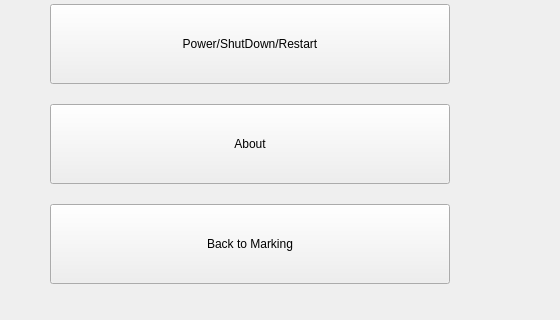
Old version of the form Greyform/Python_Application/UI_Design/setting.ui in the repository mokzhizhuan/GreyForm_UIs; both pictures show x 0 to 560 and y 476 to 796 of the 1168 by 796 pixel window.
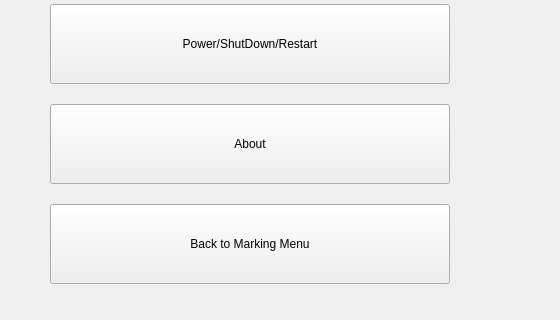
New version of the form.

```diff
--- a/Greyform/Python_Application/UI_Design/setting.ui
+++ b/Greyform/Python_Application/UI_Design/setting.ui
@@ -10,6 +10,12 @@
     <height>796</height>
    </rect>
   </property>
+   <property name="sizePolicy">
+   <sizepolicy hsizetype="Expanding" vsizetype="Expanding">
+    <horstretch>0</horstretch>
+    <verstretch>0</verstretch>
+   </sizepolicy>
+  </property>
   <property name="windowTitle">
    <string>Form</string>
   </property>
@@ -139,7 +145,7 @@
     </rect>
    </property>
    <property name="text">
-    <string>Back to Marking</string>
+    <string>Back to Marking Menu</string>
    </property>
   </widget>
   <widget class="QStackedWidget" name="stackedWidgetsetting">
```
Left out of the diff: 7 changed lines with no effect on the pictures.
